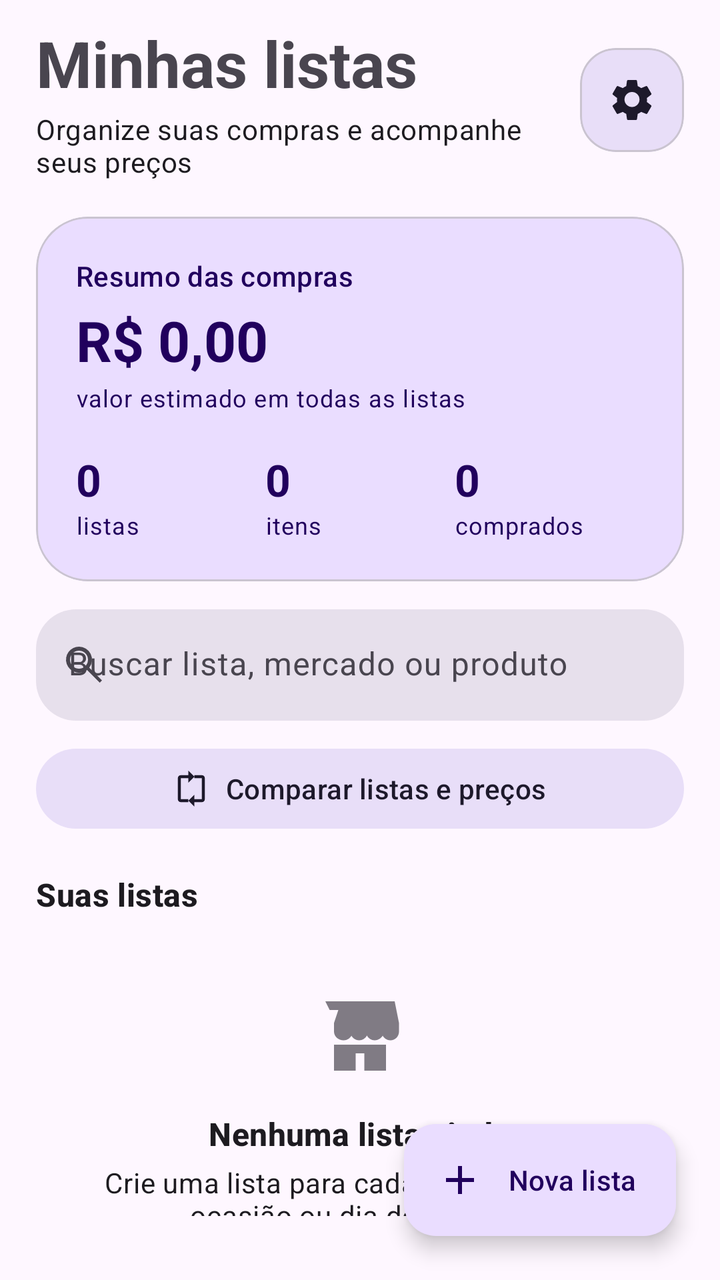
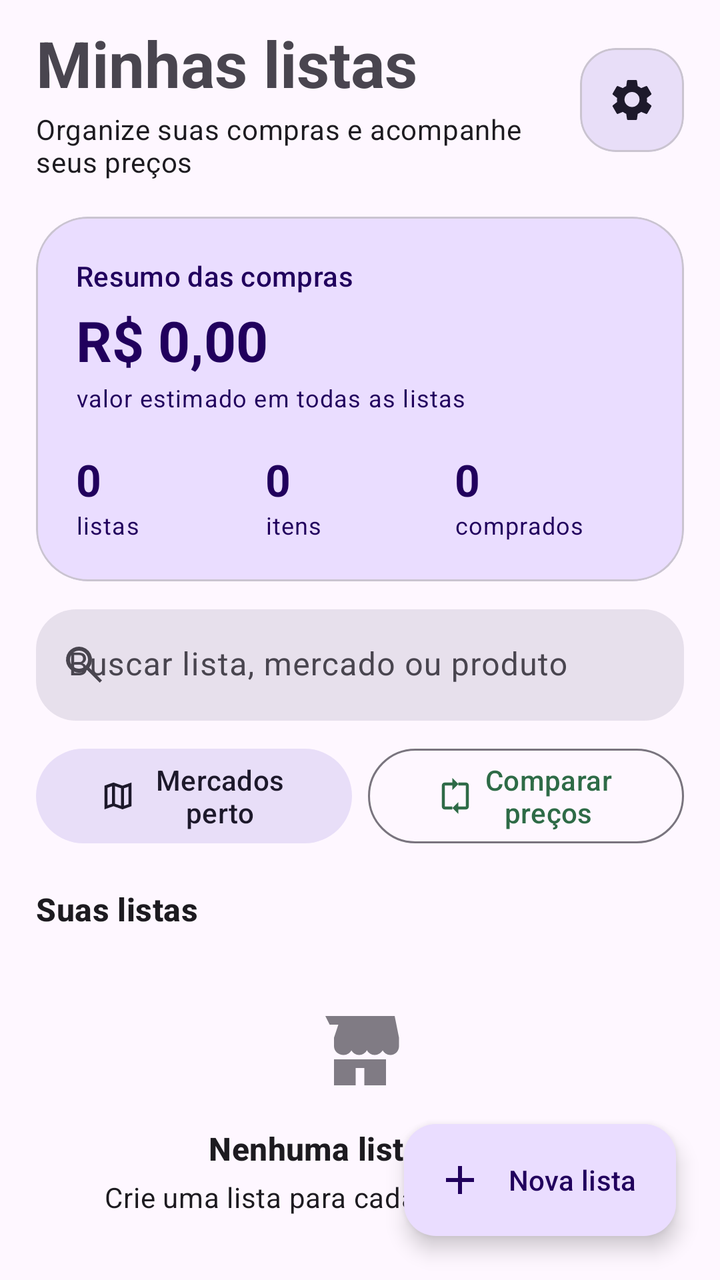

An Android layout rendered at two revisions. The XML below is the earlier revision; the diff shows what the commit changed to produce the second picture.
<!-- AndroidManifest.xml: application theme Theme.ListaMercado -->
<!-- res/layout/activity_main.xml -->
<?xml version="1.0" encoding="utf-8"?>
<androidx.coordinatorlayout.widget.CoordinatorLayout xmlns:android="http://schemas.android.com/apk/res/android"
    xmlns:app="http://schemas.android.com/apk/res-auto"
    android:id="@+id/rootMain"
    android:layout_width="match_parent"
    android:layout_height="match_parent"
    android:background="?attr/colorSurface">

    <LinearLayout
        android:layout_width="match_parent"
        android:layout_height="match_parent"
        android:orientation="vertical"
        android:paddingStart="18dp"
        android:paddingTop="10dp"
        android:paddingEnd="18dp">

        <LinearLayout
            android:layout_width="match_parent"
            android:layout_height="wrap_content"
            android:gravity="center_vertical"
            android:orientation="horizontal">

            <LinearLayout
                android:layout_width="0dp"
                android:layout_height="wrap_content"
                android:layout_weight="1"
                android:orientation="vertical">

                <TextView
                    android:layout_width="match_parent"
                    android:layout_height="wrap_content"
                    android:text="Minhas listas"
                    android:textAppearance="@style/TextAppearance.Material3.HeadlineLarge"
                    android:textStyle="bold" />

                <TextView
                    android:id="@+id/textHomeSummary"
                    android:layout_width="match_parent"
                    android:layout_height="wrap_content"
                    android:layout_marginTop="2dp"
                    android:text="Organize suas compras e acompanhe seus preços"
                    android:textAppearance="@style/TextAppearance.Material3.BodyMedium" />
            </LinearLayout>

            <com.google.android.material.card.MaterialCardView
                android:layout_width="52dp"
                android:layout_height="52dp"
                app:cardBackgroundColor="?attr/colorSecondaryContainer"
                app:cardCornerRadius="18dp"
                app:cardElevation="0dp">

                <ImageButton
                    android:id="@+id/buttonSettings"
                    android:layout_width="match_parent"
                    android:layout_height="match_parent"
                    android:background="?attr/selectableItemBackgroundBorderless"
                    android:contentDescription="Configurações"
                    android:padding="13dp"
                    android:src="@drawable/ic_settings"
                    android:tint="?attr/colorOnSecondaryContainer" />
            </com.google.android.material.card.MaterialCardView>
        </LinearLayout>

        <com.google.android.material.card.MaterialCardView
            android:layout_width="match_parent"
            android:layout_height="wrap_content"
            android:layout_marginTop="18dp"
            app:cardBackgroundColor="?attr/colorPrimaryContainer"
            app:cardCornerRadius="26dp"
            app:cardElevation="0dp">

            <LinearLayout
                android:layout_width="match_parent"
                android:layout_height="wrap_content"
                android:orientation="vertical"
                android:padding="20dp">

                <TextView
                    android:layout_width="wrap_content"
                    android:layout_height="wrap_content"
                    android:text="Resumo das compras"
                    android:textAppearance="@style/TextAppearance.Material3.LabelLarge"
                    android:textColor="?attr/colorOnPrimaryContainer" />

                <TextView
                    android:id="@+id/textDashboardTotal"
                    android:layout_width="wrap_content"
                    android:layout_height="wrap_content"
                    android:layout_marginTop="4dp"
                    android:text="R$ 0,00"
                    android:textAppearance="@style/TextAppearance.Material3.HeadlineMedium"
                    android:textColor="?attr/colorOnPrimaryContainer"
                    android:textStyle="bold" />

                <TextView
                    android:layout_width="wrap_content"
                    android:layout_height="wrap_content"
                    android:layout_marginTop="2dp"
                    android:text="valor estimado em todas as listas"
                    android:textAppearance="@style/TextAppearance.Material3.BodySmall"
                    android:textColor="?attr/colorOnPrimaryContainer" />

                <LinearLayout
                    android:layout_width="match_parent"
                    android:layout_height="wrap_content"
                    android:layout_marginTop="18dp"
                    android:orientation="horizontal">

                    <LinearLayout
                        android:layout_width="0dp"
                        android:layout_height="wrap_content"
                        android:layout_weight="1"
                        android:orientation="vertical">
                        <TextView android:id="@+id/textDashboardLists" android:layout_width="wrap_content" android:layout_height="wrap_content" android:text="0" android:textAppearance="@style/TextAppearance.Material3.TitleLarge" android:textColor="?attr/colorOnPrimaryContainer" android:textStyle="bold" />
                        <TextView android:layout_width="wrap_content" android:layout_height="wrap_content" android:text="listas" android:textAppearance="@style/TextAppearance.Material3.BodySmall" android:textColor="?attr/colorOnPrimaryContainer" />
                    </LinearLayout>

                    <LinearLayout
                        android:layout_width="0dp"
                        android:layout_height="wrap_content"
                        android:layout_weight="1"
                        android:orientation="vertical">
                        <TextView android:id="@+id/textDashboardItems" android:layout_width="wrap_content" android:layout_height="wrap_content" android:text="0" android:textAppearance="@style/TextAppearance.Material3.TitleLarge" android:textColor="?attr/colorOnPrimaryContainer" android:textStyle="bold" />
                        <TextView android:layout_width="wrap_content" android:layout_height="wrap_content" android:text="itens" android:textAppearance="@style/TextAppearance.Material3.BodySmall" android:textColor="?attr/colorOnPrimaryContainer" />
                    </LinearLayout>

                    <LinearLayout
                        android:layout_width="0dp"
                        android:layout_height="wrap_content"
                        android:layout_weight="1"
                        android:orientation="vertical">
                        <TextView android:id="@+id/textDashboardPurchased" android:layout_width="wrap_content" android:layout_height="wrap_content" android:text="0" android:textAppearance="@style/TextAppearance.Material3.TitleLarge" android:textColor="?attr/colorOnPrimaryContainer" android:textStyle="bold" />
                        <TextView android:layout_width="wrap_content" android:layout_height="wrap_content" android:text="comprados" android:textAppearance="@style/TextAppearance.Material3.BodySmall" android:textColor="?attr/colorOnPrimaryContainer" />
                    </LinearLayout>
                </LinearLayout>
            </LinearLayout>
        </com.google.android.material.card.MaterialCardView>

        <com.google.android.material.textfield.TextInputLayout
            style="@style/Widget.Material3.TextInputLayout.FilledBox"
            android:layout_width="match_parent"
            android:layout_height="wrap_content"
            android:layout_marginTop="14dp"
            android:hint="Buscar lista, mercado ou produto"
            app:boxBackgroundColor="?attr/colorSurfaceVariant"
            app:boxCornerRadiusBottomEnd="20dp"
            app:boxCornerRadiusBottomStart="20dp"
            app:boxCornerRadiusTopEnd="20dp"
            app:boxCornerRadiusTopStart="20dp"
            app:boxStrokeWidth="0dp"
            app:boxStrokeWidthFocused="0dp"
            app:startIconDrawable="@drawable/ic_search">

            <com.google.android.material.textfield.TextInputEditText
                android:id="@+id/inputSearchLists"
                android:layout_width="match_parent"
                android:layout_height="wrap_content"
                android:imeOptions="actionDone"
                android:inputType="text"
                android:maxLines="1" />
        </com.google.android.material.textfield.TextInputLayout>

        <com.google.android.material.button.MaterialButton
            android:id="@+id/buttonCompare"
            style="@style/Widget.Material3.Button.TonalButton"
            android:layout_width="match_parent"
            android:layout_height="wrap_content"
            android:layout_marginTop="10dp"
            android:text="Comparar listas e preços"
            app:icon="@drawable/ic_compare"
            app:iconGravity="textStart" />

        <TextView
            android:layout_width="match_parent"
            android:layout_height="wrap_content"
            android:layout_marginTop="18dp"
            android:layout_marginBottom="2dp"
            android:text="Suas listas"
            android:textAppearance="@style/TextAppearance.Material3.TitleMedium"
            android:textStyle="bold" />

        <FrameLayout
            android:layout_width="match_parent"
            android:layout_height="0dp"
            android:layout_weight="1">

            <androidx.recyclerview.widget.RecyclerView
                android:id="@+id/recyclerLists"
                android:layout_width="match_parent"
                android:layout_height="match_parent"
                android:clipToPadding="false"
                android:paddingBottom="96dp" />

            <LinearLayout
                android:id="@+id/textEmptyLists"
                android:layout_width="match_parent"
                android:layout_height="wrap_content"
                android:layout_gravity="center"
                android:gravity="center"
                android:orientation="vertical"
                android:padding="32dp">

                <ImageView
                    android:layout_width="52dp"
                    android:layout_height="52dp"
                    android:alpha="0.7"
                    android:src="@drawable/ic_store"
                    android:tint="?attr/colorOnSurfaceVariant" />

                <TextView
                    android:layout_width="wrap_content"
                    android:layout_height="wrap_content"
                    android:layout_marginTop="12dp"
                    android:text="Nenhuma lista ainda"
                    android:textAppearance="@style/TextAppearance.Material3.TitleMedium"
                    android:textStyle="bold" />

                <TextView
                    android:layout_width="wrap_content"
                    android:layout_height="wrap_content"
                    android:layout_marginTop="4dp"
                    android:gravity="center"
                    android:text="Crie uma lista para cada supermercado, ocasião ou dia de compra."
                    android:textAppearance="@style/TextAppearance.Material3.BodyMedium" />
            </LinearLayout>
        </FrameLayout>
    </LinearLayout>

    <com.google.android.material.floatingactionbutton.ExtendedFloatingActionButton
        android:id="@+id/fabNewList"
        android:layout_width="wrap_content"
        android:layout_height="wrap_content"
        android:layout_gravity="bottom|end"
        android:layout_margin="22dp"
        android:contentDescription="Criar nova lista"
        android:text="Nova lista"
        app:icon="@drawable/ic_add" />
</androidx.coordinatorlayout.widget.CoordinatorLayout>
<!-- resources referenced by this layout -->
<resources>
  <!-- drawable ic_add (drawable) -->
  <vector xmlns:android="http://schemas.android.com/apk/res/android" android:width="24dp" android:height="24dp" android:viewportWidth="24" android:viewportHeight="24">
      <path android:fillColor="@android:color/white" android:pathData="M19,13h-6v6h-2v-6H5v-2h6V5h2v6h6v2z" />
  </vector>
  <!-- drawable ic_compare (drawable) -->
  <vector xmlns:android="http://schemas.android.com/apk/res/android" android:width="24dp" android:height="24dp" android:viewportWidth="24" android:viewportHeight="24">
      <path android:fillColor="?attr/colorOnSurface" android:pathData="M10,3H5c-1.1,0 -2,0.9 -2,2v14c0,1.1 0.9,2 2,2h5v-2H5V5h5v3l4,-4 -4,-4v3zM19,3h-5v2h5v14h-5v-3l-4,4 4,4v-3h5c1.1,0 2,-0.9 2,-2V5c0,-1.1 -0.9,-2 -2,-2z" />
  </vector>
  <!-- drawable ic_search (drawable) -->
  <vector xmlns:android="http://schemas.android.com/apk/res/android"
      android:width="24dp"
      android:height="24dp"
      android:viewportWidth="24"
      android:viewportHeight="24">
      <path
          android:fillColor="#FF000000"
          android:pathData="M9.5,3a6.5,6.5 0,1 0,3.98 11.64L19.85,21 21,19.85l-6.36,-6.37A6.5,6.5 0,0 0,9.5,3zM9.5,5a4.5,4.5 0,1 1,0 9,4.5 4.5,0 0,1 0,-9z" />
  </vector>
  <!-- drawable ic_settings (drawable) -->
  <vector xmlns:android="http://schemas.android.com/apk/res/android" android:width="24dp" android:height="24dp" android:viewportWidth="24" android:viewportHeight="24">
      <path android:fillColor="?attr/colorOnSurface" android:pathData="M19.43,12.98c0.04,-0.32 0.07,-0.65 0.07,-0.98s-0.02,-0.66 -0.07,-0.98l2.11,-1.65c0.19,-0.15 0.24,-0.42 0.12,-0.64l-2,-3.46c-0.12,-0.22 -0.37,-0.31 -0.6,-0.22l-2.49,1c-0.52,-0.4 -1.08,-0.73 -1.69,-0.98L14.5,2.42C14.47,2.18 14.25,2 14,2h-4c-0.25,0 -0.46,0.18 -0.5,0.42L9.12,5.07c-0.61,0.25 -1.18,0.59 -1.69,0.98l-2.49,-1c-0.23,-0.08 -0.48,0 -0.6,0.22l-2,3.46c-0.13,0.22 -0.07,0.49 0.12,0.64l2.11,1.65c-0.04,0.32 -0.08,0.66 -0.08,0.98s0.03,0.66 0.08,0.98l-2.11,1.65c-0.19,0.15 -0.24,0.42 -0.12,0.64l2,3.46c0.12,0.22 0.37,0.31 0.6,0.22l2.49,-1c0.52,0.4 1.08,0.73 1.69,0.98l0.38,2.65c0.04,0.24 0.25,0.42 0.5,0.42h4c0.25,0 0.46,-0.18 0.5,-0.42l0.38,-2.65c0.61,-0.25 1.18,-0.58 1.69,-0.98l2.49,1c0.23,0.08 0.48,0 0.6,-0.22l2,-3.46c0.12,-0.22 0.07,-0.49 -0.12,-0.64l-2.11,-1.65zM12,15.5A3.5,3.5 0,1 1,12 8a3.5,3.5 0,0 1,0 7.5z" />
  </vector>
  <!-- drawable ic_store (drawable) -->
  <vector xmlns:android="http://schemas.android.com/apk/res/android"
      android:width="24dp"
      android:height="24dp"
      android:viewportWidth="24"
      android:viewportHeight="24">
      <path
          android:fillColor="#FF000000"
          android:pathData="M4,4h16l1,5v2c0,1.1 -0.9,2 -2,2 -0.76,0 -1.42,-0.43 -1.76,-1.06C16.84,12.57 16.17,13 15.4,13c-0.78,0 -1.47,-0.45 -1.8,-1.1C13.26,12.55 12.58,13 11.8,13c-0.77,0 -1.44,-0.43 -1.78,-1.06C9.68,12.57 9.02,13 8.25,13 7.01,13 6,12.1 6,11V9L7,6H5L4,4zM6,14h12v6h-5v-4h-2v4H6v-6z" />
  </vector>
  <style name="Theme.ListaMercado" parent="Theme.Material3.DayNight.NoActionBar">
          <item name="colorPrimary">@color/seed</item>
          <item name="android:navigationBarColor">?attr/colorSurface</item>
          <item name="android:statusBarColor">?attr/colorSurface</item>
          <item name="android:windowLightStatusBar" tools:targetApi="m">true</item>
      </style>
  <color name="seed">#2E6B47</color>
</resources>

<!-- the commit's change to res/layout/activity_main.xml (unified diff, before → after) -->
@@ -160,15 +160,35 @@
                 android:maxLines="1" />
         </com.google.android.material.textfield.TextInputLayout>
 
-        <com.google.android.material.button.MaterialButton
-            android:id="@+id/buttonCompare"
-            style="@style/Widget.Material3.Button.TonalButton"
+        <LinearLayout
             android:layout_width="match_parent"
             android:layout_height="wrap_content"
             android:layout_marginTop="10dp"
-            android:text="Comparar listas e preços"
-            app:icon="@drawable/ic_compare"
-            app:iconGravity="textStart" />
+            android:orientation="horizontal">
+
+            <com.google.android.material.button.MaterialButton
+                android:id="@+id/buttonNearbyMarkets"
+                style="@style/Widget.Material3.Button.TonalButton"
+                android:layout_width="0dp"
+                android:layout_height="wrap_content"
+                android:layout_weight="1"
+                android:minHeight="48dp"
+                android:text="Mercados perto"
+                app:icon="@drawable/ic_map"
+                app:iconGravity="textStart" />
+
+            <com.google.android.material.button.MaterialButton
+                android:id="@+id/buttonCompare"
+                style="@style/Widget.Material3.Button.OutlinedButton"
+                android:layout_width="0dp"
+                android:layout_height="wrap_content"
+                android:layout_marginStart="8dp"
+                android:layout_weight="1"
+                android:minHeight="48dp"
+                android:text="Comparar preços"
+                app:icon="@drawable/ic_compare"
+                app:iconGravity="textStart" />
+        </LinearLayout>
 
         <TextView
             android:layout_width="match_parent"
<!-- resource entries referenced after the edit -->
@@ -7,6 +7,14 @@
   <!-- drawable ic_compare (drawable) -->
   <vector xmlns:android="http://schemas.android.com/apk/res/android" android:width="24dp" android:height="24dp" android:viewportWidth="24" android:viewportHeight="24">
       <path android:fillColor="?attr/colorOnSurface" android:pathData="M10,3H5c-1.1,0 -2,0.9 -2,2v14c0,1.1 0.9,2 2,2h5v-2H5V5h5v3l4,-4 -4,-4v3zM19,3h-5v2h5v14h-5v-3l-4,4 4,4v-3h5c1.1,0 2,-0.9 2,-2V5c0,-1.1 -0.9,-2 -2,-2z" />
+  </vector>
+  <!-- drawable ic_map (drawable) -->
+  <vector xmlns:android="http://schemas.android.com/apk/res/android"
+      android:width="24dp"
+      android:height="24dp"
+      android:viewportWidth="24"
+      android:viewportHeight="24">
+      <path android:fillColor="#FF000000" android:pathData="M15,5.1L9,3 3,5.1v15.8l6,-2.1 6,2.1 6,-2.1V3zM10,5.45l4,1.4v11.7l-4,-1.4zM5,6.55l3,-1.05v11.65l-3,1.05zM19,17.45l-3,1.05V6.85l3,-1.05z"/>
   </vector>
   <!-- drawable ic_search (drawable) -->
   <vector xmlns:android="http://schemas.android.com/apk/res/android"
